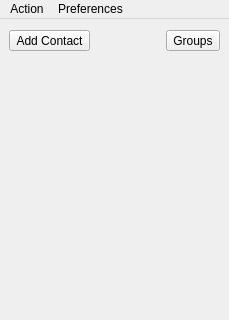
Old version of the form mainwindow.ui in the repository xmpp-graveyard/jabbim; both pictures show x 0 to 229 and y 0 to 320 of the 229 by 481 pixel window.
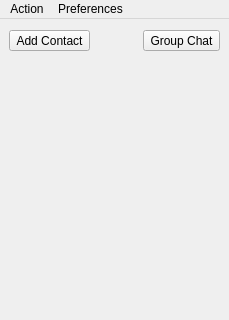
New version of the form. Icons and pictures are not drawn.

The edit to the form file:
```diff
--- a/mainwindow.ui
+++ b/mainwindow.ui
@@ -51,7 +51,10 @@
       <item>
        <widget class="QToolButton" name="toolButton" >
         <property name="text" >
-         <string>Groups</string>
+         <string>Group Chat</string>
+        </property>
+        <property name="popupMode" >
+         <enum>QToolButton::InstantPopup</enum>
         </property>
        </widget>
       </item>
```
Left out of the diff: 2 changed lines with no effect on the pictures.
